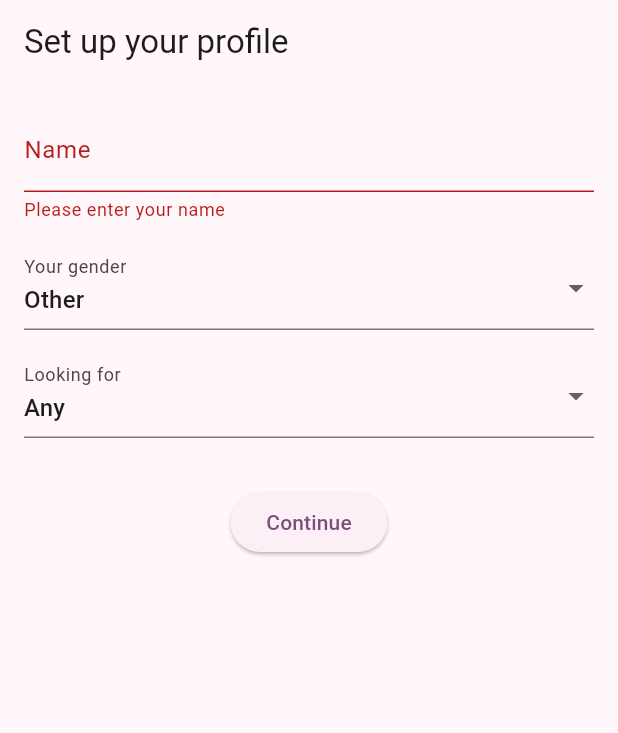
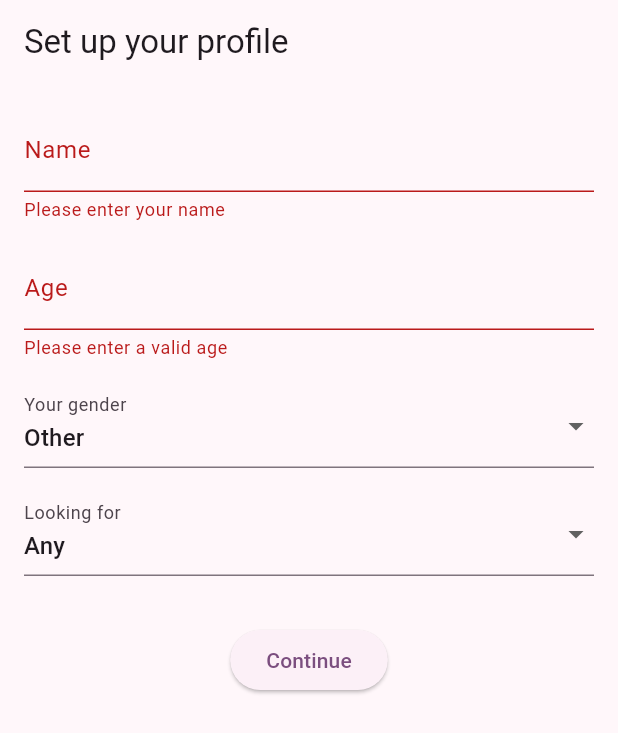
Before and after one commit to mckova/wing, a Flutter app: the screen it shows after launch, after a tap on "Continue", on a phone screen of 412 x 824 dp. Shown: the top 733 px of the screen. Run offline on Flutter 3.47's test engine with Material 3 defaults, Android fonts, the phone set to English and light mode, and no system bars; our stand-ins replace shared_preferences.

Commit message:
Add age validation

```diff
--- a/lib/screens/profile_setup_screen.dart
+++ b/lib/screens/profile_setup_screen.dart
@@ -1,4 +1,5 @@
 import 'package:flutter/material.dart';
+import 'package:flutter/services.dart';
 import 'package:shared_preferences/shared_preferences.dart';
 import 'home_screen.dart';
 
@@ -14,6 +15,7 @@ class _ProfileSetupScreenState extends State<ProfileSetupScreen> {
   String name = '';
   String gender = 'Other';
   String lookingFor = 'Any';
+  int age = 0;
 
   final List<String> genders = ['Male', 'Female', 'Other'];
   final List<String> preferences = ['Male', 'Female', 'Both', 'Any'];
@@ -34,6 +36,20 @@ class _ProfileSetupScreenState extends State<ProfileSetupScreen> {
                     ? 'Please enter your name'
                     : null,
                 onSaved: (value) => name = value!,
+              ),
+              const SizedBox(height: 16),
+              TextFormField(
+                decoration: const InputDecoration(labelText: 'Age'),
+                keyboardType: TextInputType.number,
+                inputFormatters: [FilteringTextInputFormatter.digitsOnly],
+                validator: (value) {
+                  final parsed = int.tryParse(value ?? '');
+                  if (parsed == null || parsed <= 0) {
+                    return 'Please enter a valid age';
+                  }
+                  return null;
+                },
+                onSaved: (value) => age = int.parse(value!),
               ),
               const SizedBox(height: 16),
               DropdownButtonFormField<String>(
```
